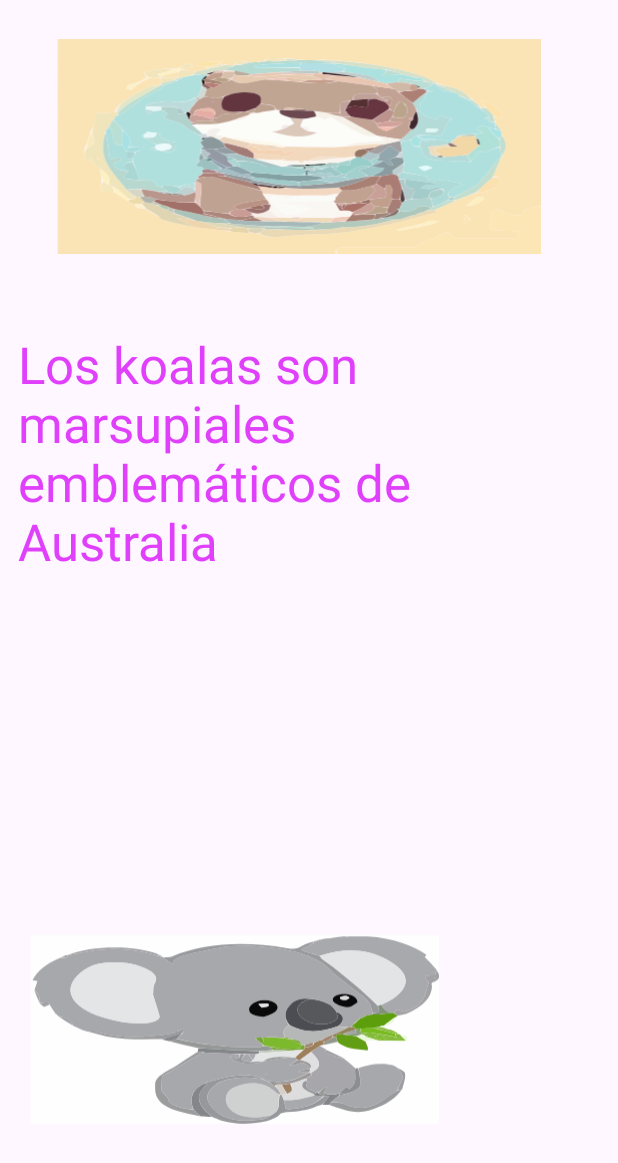
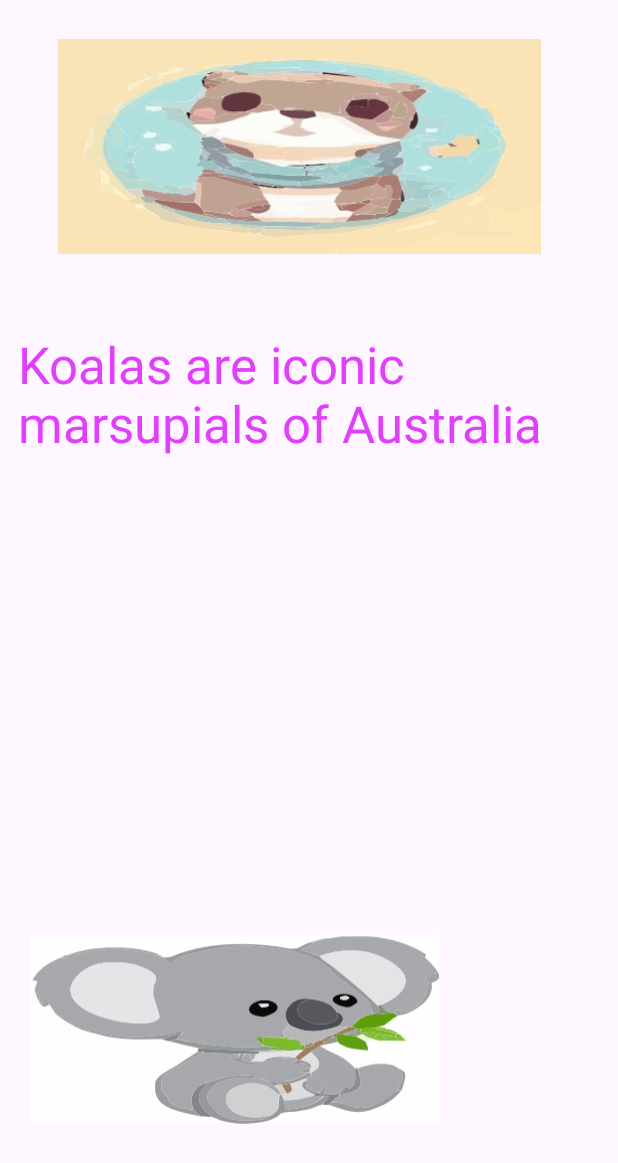
Before and after one commit to laurad30lopezs10/HolaMundo2024, an Android app: the screen it shows after launch (MainActivity), on a phone screen of 412 x 824 dp. Shown: the top 1163 px of the screen. Run offline under Robolectric (Android 15) with nearby library versions, the phone set to English and light mode, and no system bars.

Commit message:
cambio de mensaje

```diff
--- a/app/src/main/res/layout/activity_main.xml
+++ b/app/src/main/res/layout/activity_main.xml
@@ -29,7 +29,7 @@
         android:layout_marginTop="220dp"
         android:layout_marginEnd="10dp"
         android:contentDescription="@string/Koalas_marsupiales"
-        android:text="Los koalas son marsupiales emblemáticos de Australia"
+        android:text="Koalas are iconic marsupials of Australia"
         android:textColor="#E040FB"
         android:textSize="34sp"
         app:layout_constraintEnd_toEndOf="parent"
```
